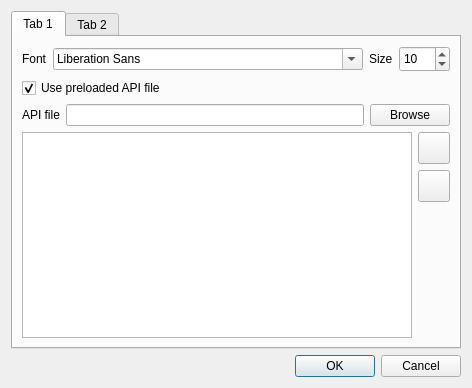
This is python/console_settings.ui in qgis/QGIS as Qt 5 draws it before an edit. The edited form follows.
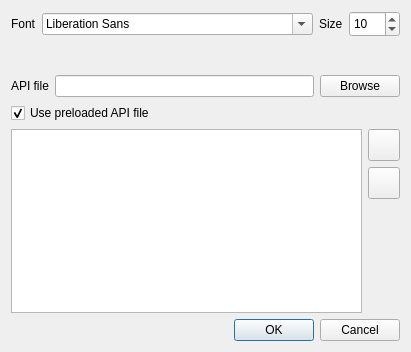
This is the edited form.

Commit message: Remove the about tab in settings dialog for console

What changed in the file:
```diff
--- a/python/console_settings.ui
+++ b/python/console_settings.ui
@@ -9,82 +9,24 @@
    <rect>
     <x>0</x>
     <y>0</y>
-    <width>472</width>
-    <height>388</height>
+    <width>411</width>
+    <height>352</height>
    </rect>
   </property>
   <property name="modal">
    <bool>true</bool>
   </property>
-  <layout class="QGridLayout" name="gridLayout">
-   <item row="1" column="0">
-    <widget class="QDialogButtonBox" name="buttonBox">
-     <property name="orientation">
-      <enum>Qt::Horizontal</enum>
-     </property>
-     <property name="standardButtons">
-      <set>QDialogButtonBox::Cancel|QDialogButtonBox::Ok</set>
-     </property>
-    </widget>
-   </item>
+  <layout class="QGridLayout" name="gridLayout_2">
    <item row="0" column="0">
-    <widget class="QTabWidget" name="tabWidget">
-     <property name="focusPolicy">
-      <enum>Qt::NoFocus</enum>
-     </property>
-     <property name="currentIndex">
-      <number>0</number>
-     </property>
-     <widget class="QWidget" name="tabGeneral">
-      <attribute name="title">
-       <string>Tab 1</string>
-      </attribute>
-      <layout class="QGridLayout" name="gridLayout_5">
-       <item row="1" column="0">
-        <widget class="QCheckBox" name="preloadAPI">
-         <property name="text">
-          <string>Use preloaded API file</string>
-         </property>
-         <property name="checked">
-          <bool>true</bool>
-         </property>
-        </widget>
-       </item>
-       <item row="0" column="0">
-        <layout class="QGridLayout" name="gridLayout_4">
-         <item row="0" column="3">
-          <widget class="QSpinBox" name="spinBox">
-           <property name="minimumSize">
-            <size>
-             <width>51</width>
-             <height>26</height>
-            </size>
-           </property>
-           <property name="maximumSize">
-            <size>
-             <width>51</width>
-             <height>26</height>
-            </size>
-           </property>
-           <property name="minimum">
-            <number>6</number>
-           </property>
-           <property name="maximum">
-            <number>15</number>
-           </property>
-           <property name="value">
-            <number>10</number>
-           </property>
-          </widget>
-         </item>
-         <item row="0" column="0">
+    <layout class="QHBoxLayout" name="horizontalLayout">
+     <item>
           <widget class="QLabel" name="label">
            <property name="text">
             <string>Font</string>
            </property>
           </widget>
          </item>
-         <item row="0" column="1">
+     <item>
           <widget class="QFontComboBox" name="fontComboBox">
            <property name="sizePolicy">
             <sizepolicy hsizetype="Expanding" vsizetype="Fixed">
@@ -97,66 +39,41 @@
            </property>
           </widget>
          </item>
-         <item row="0" column="2">
+     <item>
           <widget class="QLabel" name="label_3">
            <property name="text">
             <string>Size</string>
            </property>
           </widget>
          </item>
-        </layout>
-       </item>
-       <item row="3" column="0">
-        <layout class="QGridLayout" name="gridLayout_3">
-         <item row="0" column="1">
-          <layout class="QGridLayout" name="gridLayout_2">
-           <item row="0" column="0">
-            <widget class="QPushButton" name="addAPIpath">
-             <property name="sizePolicy">
-              <sizepolicy hsizetype="Minimum" vsizetype="Minimum">
-               <horstretch>0</horstretch>
-               <verstretch>0</verstretch>
-              </sizepolicy>
-             </property>
+     <item>
+      <widget class="QSpinBox" name="spinBox">
              <property name="minimumSize">
               <size>
-               <width>32</width>
-               <height>32</height>
+         <width>51</width>
+         <height>26</height>
               </size>
              </property>
              <property name="maximumSize">
               <size>
-               <width>32</width>
-               <height>32</height>
-              </size>
-             </property>
-             <property name="text">
-              <string/>
-             </property>
-            </widget>
+         <width>51</width>
+         <height>26</height>
+        </size>
+       </property>
+       <property name="minimum">
+        <number>6</number>
+       </property>
+       <property name="maximum">
+        <number>15</number>
+       </property>
+       <property name="value">
+        <number>10</number>
+       </property>
+      </widget>
+     </item>
+    </layout>
            </item>
            <item row="1" column="0">
-            <widget class="QPushButton" name="removeAPIpath">
-             <property name="minimumSize">
-              <size>
-               <width>32</width>
-               <height>32</height>
-              </size>
-             </property>
-             <property name="maximumSize">
-              <size>
-               <width>32</width>
-               <height>32</height>
-              </size>
-             </property>
-             <property name="text">
-              <string/>
-             </property>
-            </widget>
-           </item>
-          </layout>
-         </item>
-         <item row="1" column="1">
           <spacer name="verticalSpacer_2">
            <property name="orientation">
             <enum>Qt::Vertical</enum>
@@ -169,7 +86,40 @@
            </property>
           </spacer>
          </item>
-         <item row="0" column="0" rowspan="2">
+   <item row="2" column="0">
+    <layout class="QHBoxLayout" name="horizontalLayout_2">
+     <item>
+      <widget class="QLabel" name="label_2">
+       <property name="text">
+        <string>API file</string>
+       </property>
+      </widget>
+     </item>
+     <item>
+      <widget class="QLineEdit" name="lineEdit"/>
+     </item>
+     <item>
+      <widget class="QPushButton" name="browseButton">
+       <property name="text">
+        <string>Browse</string>
+       </property>
+      </widget>
+     </item>
+    </layout>
+   </item>
+   <item row="3" column="0">
+    <widget class="QCheckBox" name="preloadAPI">
+     <property name="text">
+      <string>Use preloaded API file</string>
+     </property>
+     <property name="checked">
+      <bool>true</bool>
+     </property>
+    </widget>
+   </item>
+   <item row="4" column="0">
+    <layout class="QGridLayout" name="gridLayout">
+     <item row="0" column="0">
           <widget class="QTableWidget" name="tableWidget">
            <property name="editTriggers">
             <set>QAbstractItemView::NoEditTriggers</set>
@@ -206,58 +156,92 @@
            </attribute>
           </widget>
          </item>
-        </layout>
-       </item>
-       <item row="2" column="0">
-        <layout class="QHBoxLayout" name="horizontalLayout_2">
+     <item row="0" column="1">
+      <layout class="QVBoxLayout" name="verticalLayout">
          <item>
-          <widget class="QLabel" name="label_2">
+        <widget class="QPushButton" name="addAPIpath">
+         <property name="sizePolicy">
+          <sizepolicy hsizetype="Minimum" vsizetype="Minimum">
+           <horstretch>0</horstretch>
+           <verstretch>0</verstretch>
+          </sizepolicy>
+         </property>
+         <property name="minimumSize">
+          <size>
+           <width>32</width>
+           <height>32</height>
+          </size>
+         </property>
+         <property name="maximumSize">
+          <size>
+           <width>32</width>
+           <height>32</height>
+          </size>
+         </property>
            <property name="text">
-            <string>API file</string>
+          <string/>
            </property>
           </widget>
          </item>
          <item>
-          <widget class="QLineEdit" name="lineEdit"/>
-         </item>
-         <item>
-          <widget class="QPushButton" name="browseButton">
+        <widget class="QPushButton" name="removeAPIpath">
+         <property name="minimumSize">
+          <size>
+           <width>32</width>
+           <height>32</height>
+          </size>
+         </property>
+         <property name="maximumSize">
+          <size>
+           <width>32</width>
+           <height>32</height>
+          </size>
+         </property>
            <property name="text">
-            <string>Browse</string>
+          <string/>
            </property>
           </widget>
          </item>
+       <item>
+        <spacer name="verticalSpacer">
+         <property name="orientation">
+          <enum>Qt::Vertical</enum>
+         </property>
+         <property name="sizeHint" stdset="0">
+          <size>
+           <width>20</width>
+           <height>40</height>
+          </size>
+         </property>
+        </spacer>
+       </item>
         </layout>
        </item>
       </layout>
-     </widget>
-     <widget class="QWidget" name="tabAbout">
-      <attribute name="title">
-       <string>Tab 2</string>
-      </attribute>
-      <layout class="QGridLayout" name="gridLayout_6">
-       <item row="0" column="0">
-        <widget class="QTextEdit" name="textEdit">
-         <property name="readOnly">
-          <bool>true</bool>
-         </property>
-         <property name="html">
-          <string>&lt;!DOCTYPE HTML PUBLIC &quot;-//W3C//DTD HTML 4.0//EN&quot; &quot;http://www.w3.org/TR/REC-html40/strict.dtd&quot;&gt;
-&lt;html&gt;&lt;head&gt;&lt;meta name=&quot;qrichtext&quot; content=&quot;1&quot; /&gt;&lt;style type=&quot;text/css&quot;&gt;
-p, li { white-space: pre-wrap; }
-&lt;/style&gt;&lt;/head&gt;&lt;body style=&quot; font-family:'Aurulent Sans'; font-size:9pt; font-weight:400; font-style:normal;&quot;&gt;
-&lt;p align=&quot;center&quot; style=&quot; margin-top:0px; margin-bottom:0px; margin-left:0px; margin-right:0px; -qt-block-indent:0; text-indent:0px;&quot;&gt;&lt;span style=&quot; font-size:14pt; font-weight:600;&quot;&gt;Python Console for QGIS&lt;/span&gt;&lt;/p&gt;
-&lt;p align=&quot;center&quot; style=&quot; margin-top:0px; margin-bottom:0px; margin-left:0px; margin-right:0px; -qt-block-indent:0; text-indent:0px;&quot;&gt;&lt;span style=&quot; font-size:10pt;&quot;&gt;Developed by Salvatore Larosa&lt;/span&gt;&lt;/p&gt;
-&lt;p align=&quot;center&quot; style=&quot; margin-top:0px; margin-bottom:0px; margin-left:0px; margin-right:0px; -qt-block-indent:0; text-indent:0px;&quot;&gt;&lt;span style=&quot; font-size:10pt;&quot;&gt;---------------------------&lt;/span&gt;&lt;/p&gt;
-&lt;p align=&quot;center&quot; style=&quot; margin-top:0px; margin-bottom:0px; margin-left:0px; margin-right:0px; -qt-block-indent:0; text-indent:0px;&quot;&gt;&lt;span style=&quot; font-size:10pt;&quot;&gt;This program is free software; you can redistribute it and/or modify it under the terms of the GNU General Public License as published by the Free Software Foundation; either version 2 of the License, or  (at your option) any later version.&lt;/span&gt;&lt;/p&gt;&lt;/body&gt;&lt;/html&gt;</string>
+   </item>
+   <item row="5" column="0">
+    <widget class="QDialogButtonBox" name="buttonBox">
+     <property name="orientation">
+      <enum>Qt::Horizontal</enum>
+     </property>
+     <property name="standardButtons">
+      <set>QDialogButtonBox::Cancel|QDialogButtonBox::Ok</set>
          </property>
         </widget>
        </item>
       </layout>
-     </widget>
-    </widget>
-   </item>
-  </layout>
+  <zorder>buttonBox</zorder>
+  <zorder>layoutWidget</zorder>
+  <zorder>layoutWidget_2</zorder>
+  <zorder>layoutWidget_3</zorder>
+  <zorder>label</zorder>
+  <zorder>fontComboBox</zorder>
+  <zorder>label_3</zorder>
+  <zorder>fontComboBox</zorder>
+  <zorder>label</zorder>
+  <zorder>label_3</zorder>
+  <zorder>preloadAPI</zorder>
+  <zorder>verticalSpacer_2</zorder>
  </widget>
  <resources/>
  <connections>
```
Lines whose indentation alone changed are shown as unchanged. The commit also changes 1 other file.
